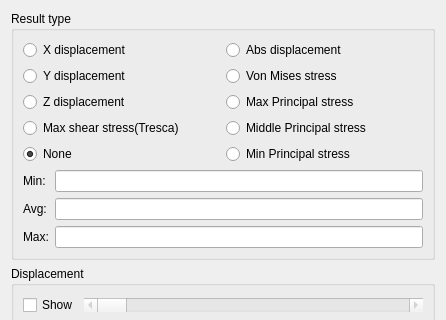
makkemal/FreeCAD, file src/Mod/Fem/TaskPanelShowDisplacement.ui: the form before one commit; both pictures show x 0 to 446 and y 0 to 320 of the 446 by 603 pixel window.
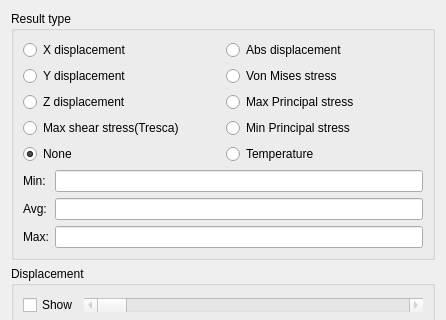
The form after the commit. Custom widgets are drawn as their Qt base class.

Commit message: FEM: Plotting temperatures

```diff
--- a/src/Mod/Fem/TaskPanelShowDisplacement.ui
+++ b/src/Mod/Fem/TaskPanelShowDisplacement.ui
@@ -84,19 +84,19 @@
            </widget>
           </item>
           <item row="3" column="1">
-           <widget class="QRadioButton" name="rb_midprin">
-            <property name="text">
-             <string>Middle Principal stress</string>
-            </property>
-           </widget>
-          </item>
-          <item row="4" column="1">
            <widget class="QRadioButton" name="rb_minprin">
             <property name="text">
              <string>Min Principal stress</string>
             </property>
            </widget>
           </item>
+          <item row="4" column="1">
+           <widget class="QRadioButton" name="rb_temperature">
+            <property name="text">
+             <string>Temperature</string>
+            </property>
+           </widget>
+          </item>
          </layout>
         </item>
         <item>
```
Left out of the diff: 12 changed lines with no effect on the pictures. The commit also changes 1 other file.
